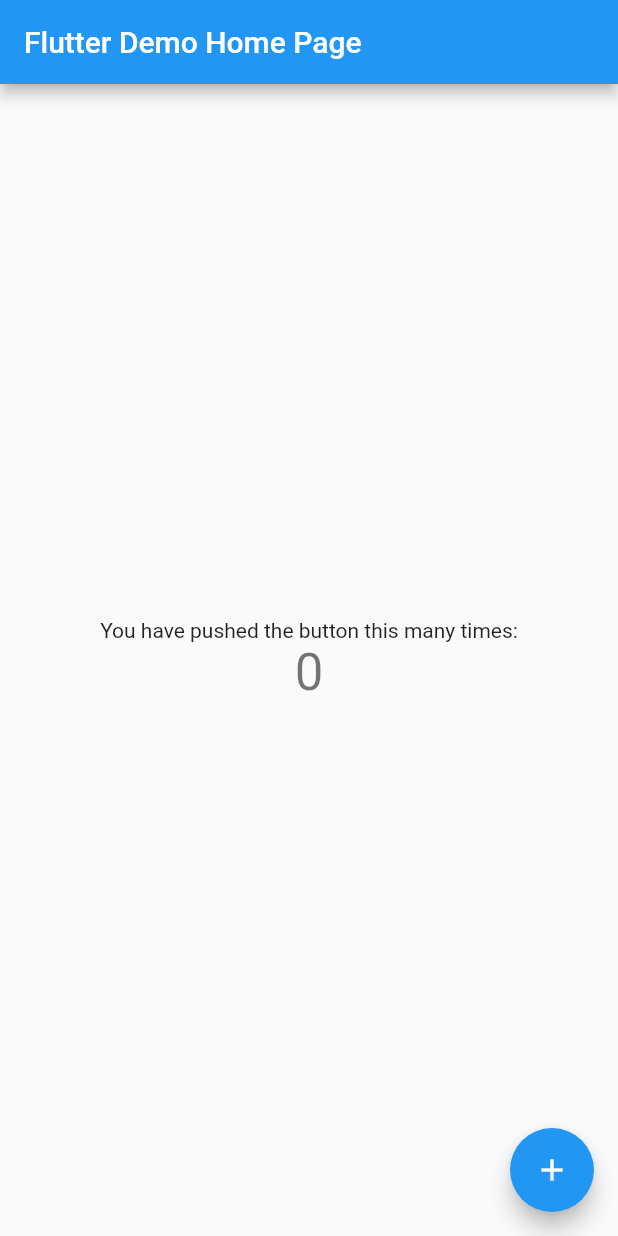
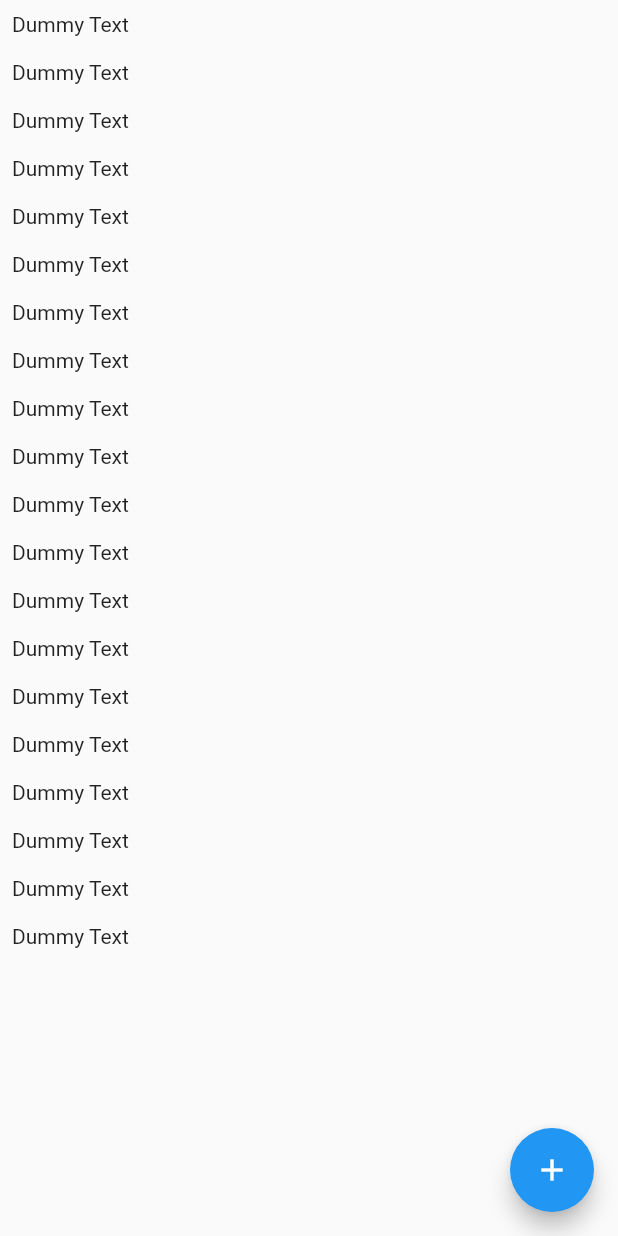
Before and after one commit to mohammad-adk/messaging_app, a Flutter app: the screen it shows after launch, on a phone screen of 412 x 824 dp. Run offline on Flutter 3.47's test engine with Material 2 defaults, Android fonts, the phone set to English and light mode, and no system bars; our stand-ins replace cloud_firestore, firebase_core; accounts and stored records are empty.

Commit message:
App connected to FireStore.

```diff
--- a/lib/main.dart
+++ b/lib/main.dart
@@ -1,117 +1,22 @@
 import 'package:flutter/material.dart';
+
+import 'package:my_message/screens/chat_screen.dart';
 
 void main() {
   runApp(MyApp());
 }
 
 class MyApp extends StatelessWidget {
-  // This widget is the root of your application.
   @override
   Widget build(BuildContext context) {
     return MaterialApp(
-      title: 'Flutter Demo',
+      title: 'Flutter Chat',
       theme: ThemeData(
-        // This is the theme of your application.
-        //
-        // Try running your application with "flutter run". You'll see the
-        // application has a blue toolbar. Then, without quitting the app, try
-        // changing the primarySwatch below to Colors.green and then invoke
-        // "hot reload" (press "r" in the console where you ran "flutter run",
-        // or simply save your changes to "hot reload" in a Flutter IDE).
-        // Notice that the counter didn't reset back to zero; the application
-        // is not restarted.
         primarySwatch: Colors.blue,
-        // This makes the visual density adapt to the platform that you run
-        // the app on. For desktop platforms, the controls will be smaller and
-        // closer together (more dense) than on mobile platforms.
+
         visualDensity: VisualDensity.adaptivePlatformDensity,
       ),
-      home: MyHomePage(title: 'Flutter Demo Home Page'),
+      home: ChatScreen(),
     );
   }
 }
-
-class MyHomePage extends StatefulWidget {
-  MyHomePage({Key key, this.title}) : super(key: key);
-
-  // This widget is the home page of your application. It is stateful, meaning
-  // that it has a State object (defined below) that contains fields that affect
-  // how it looks.
-
-  // This class is the configuration for the state. It holds the values (in this
-  // case the title) provided by the parent (in this case the App widget) and
-  // used by the build method of the State. Fields in a Widget subclass are
-  // always marked "final".
-
-  final String title;
-
-  @override
-  _MyHomePageState createState() => _MyHomePageState();
-}
-
-class _MyHomePageState extends State<MyHomePage> {
-  int _counter = 0;
-
-  void _incrementCounter() {
-    setState(() {
-      // This call to setState tells the Flutter framework that something has
-      // changed in this State, which causes it to rerun the build method below
-      // so that the display can reflect the updated values. If we changed
-      // _counter without calling setState(), then the build method would not be
-      // called again, and so nothing would appear to happen.
-      _counter++;
-    });
-  }
-
-  @override
-  Widget build(BuildContext context) {
-    // This method is rerun every time setState is called, for instance as done
-    // by the _incrementCounter method above.
-    //
-    // The Flutter framework has been optimized to make rerunning build methods
-    // fast, so that you can just rebuild anything that needs updating rather
-    // than having to individually change instances of widgets.
-    return Scaffold(
-      appBar: AppBar(
-        // Here we take the value from the MyHomePage object that was created by
-        // the App.build method, and use it to set our appbar title.
-        title: Text(widget.title),
-      ),
-      body: Center(
-        // Center is a layout widget. It takes a single child and positions it
-        // in the middle of the parent.
-        child: Column(
-          // Column is also a layout widget. It takes a list of children and
-          // arranges them vertically. By default, it sizes itself to fit its
-          // children horizontally, and tries to be as tall as its parent.
-          //
-          // Invoke "debug painting" (press "p" in the console, choose the
-          // "Toggle Debug Paint" action from the Flutter Inspector in Android
-          // Studio, or the "Toggle Debug Paint" command in Visual Studio Code)
-          // to see the wireframe for each widget.
-          //
-          // Column has various properties to control how it sizes itself and
-          // how it positions its children. Here we use mainAxisAlignment to
-          // center the children vertically; the main axis here is the vertical
-          // axis because Columns are vertical (the cross axis would be
-          // horizontal).
-          mainAxisAlignment: MainAxisAlignment.center,
-          children: <Widget>[
-            Text(
-              'You have pushed the button this many times:',
-            ),
-            Text(
-              '$_counter',
-              style: Theme.of(context).textTheme.headline4,
-            ),
-          ],
-        ),
-      ),
-      floatingActionButton: FloatingActionButton(
-        onPressed: _incrementCounter,
-        tooltip: 'Increment',
-        child: Icon(Icons.add),
-      ), // This trailing comma makes auto-formatting nicer for build methods.
-    );
-  }
-}
--- /dev/null
+++ b/lib/screens/chat_screen.dart
@@ -0,0 +1,38 @@
+import 'package:flutter/material.dart';
+import 'package:cloud_firestore/cloud_firestore.dart';
+import 'package:firebase_core/firebase_core.dart';
+
+
+class ChatScreen extends StatelessWidget {
+  @override
+  Widget build(BuildContext context) {
+    return FutureBuilder(
+      future: Firebase.initializeApp(),
+      // ignore: missing_return
+      builder: (context, snapshot){
+        if(snapshot.hasError){
+          return Container();
+        }
+        if (snapshot.connectionState == ConnectionState.done) {
+        return Scaffold(
+        body: ListView.builder(
+            itemCount: 20,
+            itemBuilder: (ctx, index) => Container(
+                  padding: EdgeInsets.all(8),
+                  child: Text('Dummy Text'),
+                )),
+        floatingActionButton: FloatingActionButton(
+          child: Icon(Icons.add),
+          onPressed: () {
+            FirebaseFirestore.instance
+                .collection("chats/G6jDihxTtCHPvaqs1Kss/messages")
+                .snapshots()
+                .listen((data) {
+              print(data);
+            });
+          },
+        ),
+      );}}
+    );
+  }
+}
--- a/pubspec.yaml
+++ b/pubspec.yaml
@@ -28,7 +28,7 @@ dependencies:
   # The following adds the Cupertino Icons font to your application.
   # Use with the CupertinoIcons class for iOS style icons.
   cupertino_icons: ^0.1.3
-
+  cloud_firestore: ^0.14.0
 dev_dependencies:
   flutter_test:
     sdk: flutter
```
Also changed, not shown: pubspec.lock, 3 other files.
